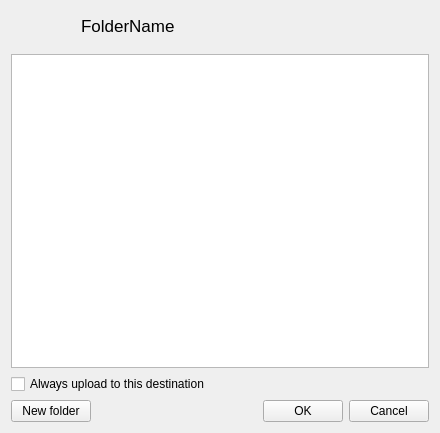
meganz/MEGAsync, file src/MEGASync/gui/node_selector/gui/win/NodeSelectorTreeViewWidget.ui: the form before one commit.
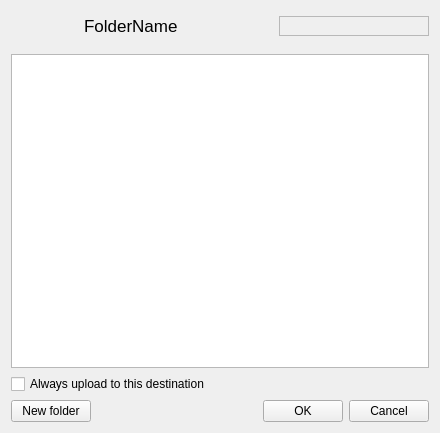
The form after the commit. Icons and pictures are not drawn. Custom widgets are drawn as their Qt base class.

Commit message: search box

```diff
--- a/src/MEGASync/gui/node_selector/gui/win/NodeSelectorTreeViewWidget.ui
+++ b/src/MEGASync/gui/node_selector/gui/win/NodeSelectorTreeViewWidget.ui
@@ -98,13 +98,13 @@
        </property>
        <property name="sizeHint" stdset="0">
         <size>
-         <width>10</width>
+         <width>13</width>
          <height>20</height>
         </size>
        </property>
       </spacer>
      </item>
-     <item alignment="Qt::AlignHCenter|Qt::AlignVCenter">
+     <item>
       <widget class="QLabel" name="lFolderName">
        <property name="font">
         <font>
@@ -134,7 +134,7 @@
        </property>
        <property name="sizeHint" stdset="0">
         <size>
-         <width>10</width>
+         <width>13</width>
          <height>20</height>
         </size>
        </property>
@@ -178,7 +178,7 @@
        </property>
        <property name="sizeHint" stdset="0">
         <size>
-         <width>10</width>
+         <width>13</width>
          <height>20</height>
         </size>
        </property>
@@ -219,6 +219,22 @@
        </property>
       </spacer>
      </item>
+     <item>
+      <widget class="SearchLineEdit" name="frame">
+       <property name="minimumSize">
+        <size>
+         <width>150</width>
+         <height>0</height>
+        </size>
+       </property>
+       <property name="frameShape">
+        <enum>QFrame::StyledPanel</enum>
+       </property>
+       <property name="frameShadow">
+        <enum>QFrame::Plain</enum>
+       </property>
+      </widget>
+     </item>
     </layout>
    </item>
    <item>
@@ -442,6 +458,12 @@
    <extends>QTreeView</extends>
    <header>NodeSelectorTreeView.h</header>
   </customwidget>
+  <customwidget>
+   <class>SearchLineEdit</class>
+   <extends>QFrame</extends>
+   <header>SearchLineEdit.h</header>
+   <container>1</container>
+  </customwidget>
  </customwidgets>
  <resources>
   <include location="../../../Resources_win.qrc"/>
```
Left out of the diff: 6 changed lines with no effect on the pictures. The commit also changes 12 other files.
